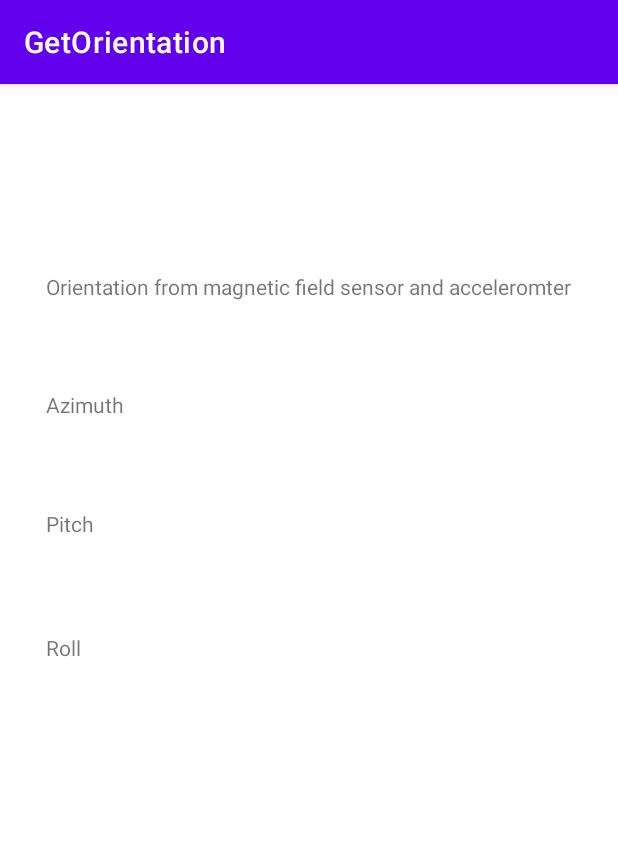
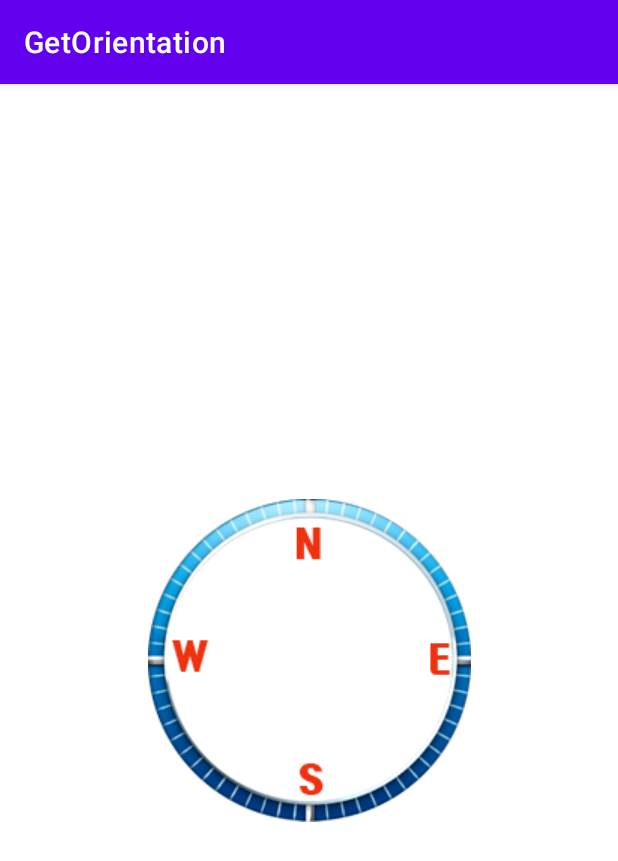
Before and after one commit to parkseungjun12/GetOrientation, an Android app: the screen it shows after launch (MainActivity), on a phone screen of 412 x 824 dp. Shown: the top 861 px of the screen. Run offline under Robolectric (Android 15) with nearby library versions, the phone set to English and light mode, and no system bars.

```diff
--- /dev/null
+++ b/app/src/main/java/com/example/getorientation/AzimuthView.java
@@ -0,0 +1,32 @@
+package com.example.getorientation;
+
+import android.content.Context;
+import android.graphics.Bitmap;
+import android.graphics.BitmapFactory;
+import android.graphics.Canvas;
+import android.util.AttributeSet;
+import android.view.View;
+
+import androidx.annotation.Nullable;
+
+public class AzimuthView extends View {
+    Bitmap bitmap;
+
+    public AzimuthView(Context context, @Nullable AttributeSet attrs) {
+        super(context, attrs);
+        bitmap = BitmapFactory.decodeResource(getResources(), R.drawable.compass);
+    }
+
+    @Override
+    protected void onDraw(Canvas canvas) {
+        super.onDraw(canvas);
+
+        int cx = getWidth()/2;
+        int cy = getHeight()/2;
+
+        int x0 = cx - bitmap.getWidth()/2;
+        int y0 = cy - bitmap.getHeight()/2;
+
+        canvas.drawBitmap(bitmap, x0,y0, null);
+    }
+}
--- a/app/src/main/java/com/example/getorientation/MainActivity.java
+++ b/app/src/main/java/com/example/getorientation/MainActivity.java
@@ -11,7 +11,7 @@ import android.widget.TextView;
 import android.widget.Toast;
 
 public class MainActivity extends AppCompatActivity {
-    TextView txtAzimuth, txtPitch, txtRoll;
+   // TextView txtAzimuth, txtPitch, txtRoll;
     SensorManager sensorManager;
     Sensor magSensor, accSensor;
     SensorEventListener listener;
@@ -23,9 +23,9 @@ public class MainActivity extends AppCompatActivity {
         super.onCreate(savedInstanceState);
         setContentView(R.layout.activity_main);
 
-        txtAzimuth = findViewById(R.id.txtAzimuth);
+/*        txtAzimuth = findViewById(R.id.txtAzimuth);
         txtPitch = findViewById(R.id.txtPitch);
-        txtRoll = findViewById(R.id.txtRoll);
+        txtRoll = findViewById(R.id.txtRoll);  */
 
         sensorManager = (SensorManager) getSystemService(SENSOR_SERVICE);
         magSensor = sensorManager.getDefaultSensor(Sensor.TYPE_MAGNETIC_FIELD);
@@ -78,11 +78,11 @@ public class MainActivity extends AppCompatActivity {
 
 
 
-                    txtAzimuth.setText("Azimuth: " + (int) radian2Degree(values[0]));
+/*                    txtAzimuth.setText("Azimuth: " + (int) radian2Degree(values[0]));
 
                     txtPitch.setText("Pitch: " + (int) radian2Degree(values[1]));
 
-                    txtRoll.setText("Roll: " + (int) radian2Degree(values[2]));
+                    txtRoll.setText("Roll: " + (int) radian2Degree(values[2]));     */
 
                 }
             }
--- a/app/src/main/res/layout/activity_main.xml
+++ b/app/src/main/res/layout/activity_main.xml
@@ -6,43 +6,9 @@
     android:layout_height="match_parent"
     tools:context=".MainActivity">
 
-    <TextView
-        android:id="@+id/txtView"
-        android:layout_width="wrap_content"
-        android:layout_height="wrap_content"
-        android:text="Orientation from magnetic field sensor and acceleromter"
-        app:layout_constraintBottom_toBottomOf="parent"
-        app:layout_constraintHorizontal_bias="0.491"
-        app:layout_constraintLeft_toLeftOf="parent"
-        app:layout_constraintRight_toRightOf="parent"
-        app:layout_constraintTop_toTopOf="parent"
-        app:layout_constraintVertical_bias="0.167" />
-
-    <TextView
-        android:id="@+id/txtAzimuth"
-        android:layout_width="wrap_content"
-        android:layout_height="wrap_content"
-        android:layout_marginTop="59dp"
-        android:text="Azimuth"
-        app:layout_constraintStart_toStartOf="@+id/txtView"
-        app:layout_constraintTop_toBottomOf="@+id/txtView" />
-
-    <TextView
-        android:id="@+id/txtPitch"
-        android:layout_width="wrap_content"
-        android:layout_height="wrap_content"
-        android:layout_marginTop="60dp"
-        android:text="Pitch"
-        app:layout_constraintStart_toStartOf="@id/txtAzimuth"
-        app:layout_constraintTop_toBottomOf="@id/txtAzimuth" />
-
-    <TextView
-        android:id="@+id/txtRoll"
-        android:layout_width="wrap_content"
-        android:layout_height="wrap_content"
-        android:layout_marginTop="63dp"
-        android:text="Roll"
-        app:layout_constraintStart_toStartOf="@+id/txtPitch"
-        app:layout_constraintTop_toBottomOf="@+id/txtPitch" />
+<com.example.getorientation.AzimuthView
+    android:layout_width="match_parent"
+    android:layout_height="match_parent"
+    ></com.example.getorientation.AzimuthView>
 
 </androidx.constraintlayout.widget.ConstraintLayout>
```
Also changed, not shown: app/src/main/res/drawable/compass.png (added).
